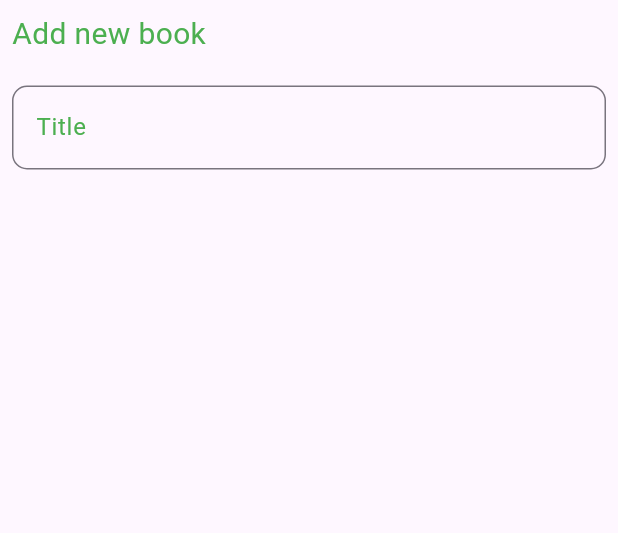
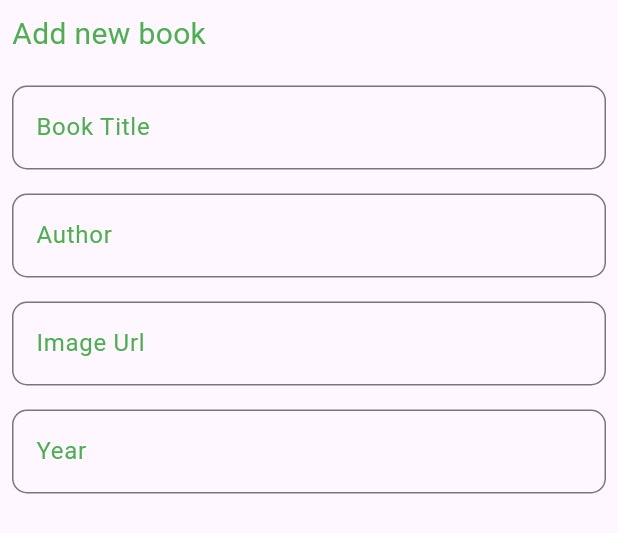
Before and after one commit to dannielnavas/mi_libro_app, a Flutter app: the BookForm widget shown alone on an empty page, opened directly, on a phone screen of 412 x 824 dp. Shown: the top 533 px of the screen. Run offline on Flutter 3.47's test engine with Material 3 defaults, Android fonts, the phone set to English and light mode, and no system bars; network calls fail; Roboto replaces fonts that are missing (QuickSand).

Commit message:
Ajustar diseño del formulario para añadir libros: aumentar altura del modal, mejorar el espaciado y agregar campos para autor, URL de imagen y año.

```diff
--- a/lib/screens/home_screen.dart
+++ b/lib/screens/home_screen.dart
@@ -21,10 +21,11 @@ class HomeScreen extends StatelessWidget {
 
   Future<void> _showBottom(BuildContext context) {
     return showModalBottomSheet(
+        isScrollControlled: true,
         context: context,
         builder: (context) => Container(
               width: MediaQuery.of(context).size.width,
-              height: 500,
+              height: 600,
               color: Colors.white,
               child: BookForm(),
             ));
@@ -32,7 +33,7 @@ class HomeScreen extends StatelessWidget {
 
   Widget _BooksCard(BuildContext context) {
     return Padding(
-        padding: const EdgeInsets.all(8.0),
+        padding: const EdgeInsets.all(12),
         child: SizedBox(
             width: MediaQuery.of(context).size.width,
             height: 125,
@@ -100,7 +101,22 @@ class BookForm extends StatelessWidget {
           Text('Add new book',
               style: TextStyle(fontSize: 20, color: Colors.green)),
           SizedBox(height: 20),
-          _buildTextField(label: 'Title'),
+          _buildTextField(label: 'Book Title'),
+          SizedBox(
+            height: 16,
+          ),
+          _buildTextField(label: 'Author'),
+          SizedBox(
+            height: 16,
+          ),
+          _buildTextField(label: 'Image Url'),
+          SizedBox(
+            height: 16,
+          ),
+          _buildTextField(label: 'Year'),
+          SizedBox(
+            height: 16,
+          ),
         ])));
   }
 
```
